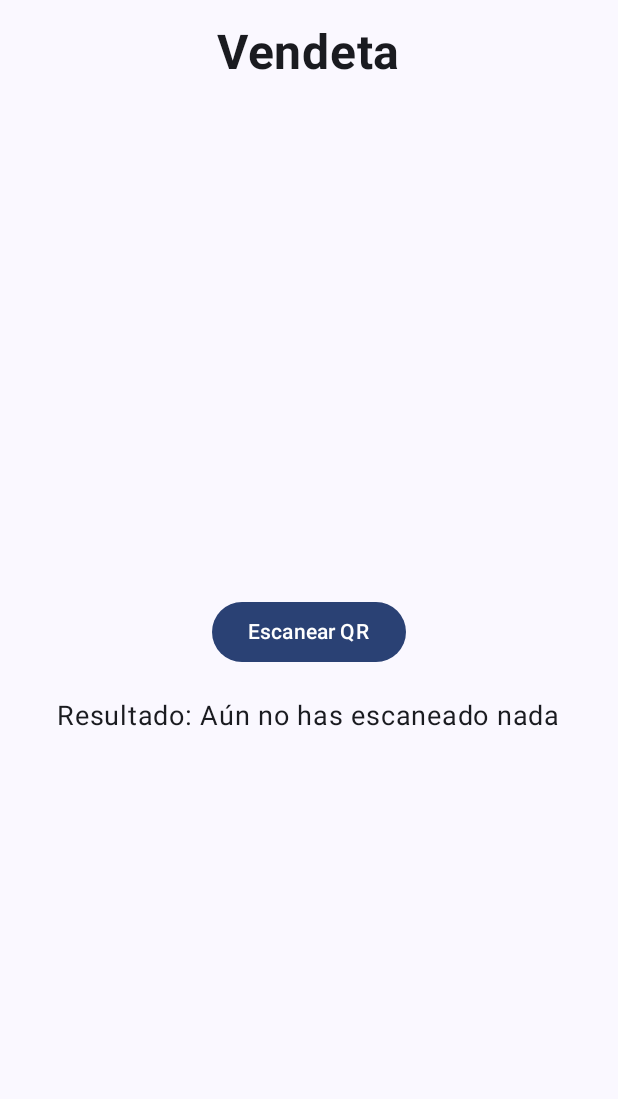
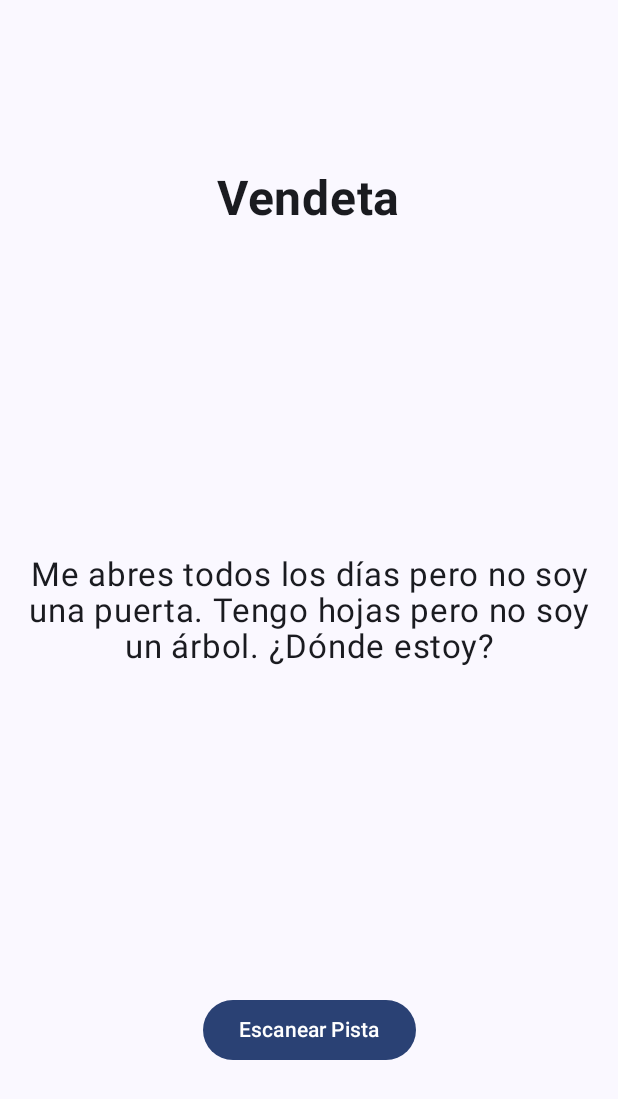
Before and after one commit to CarlosDzRdz/Vendeta, an Android app built with Jetpack Compose: the screen it shows after launch (MainActivity), on a phone screen of 412 x 824 dp. Shown: the top 1099 px of the screen. Run offline under Robolectric (Android 15) with nearby library versions, the phone set to English and light mode, and no system bars; libraries missing offline, so code that uses them is left out: com.google.mlkit.vision; 2 statements that could not run were skipped.

Commit message:
Lector de QR funcional

```diff
--- a/app/src/main/java/com/utch/vendeta/MainActivity.kt
+++ b/app/src/main/java/com/utch/vendeta/MainActivity.kt
@@ -18,14 +18,29 @@ import androidx.compose.ui.Alignment
 import androidx.compose.ui.Modifier
 import androidx.compose.ui.platform.LocalContext
 import androidx.compose.ui.text.font.FontWeight
+import androidx.compose.ui.text.style.TextAlign
 import androidx.compose.ui.tooling.preview.Preview
 import androidx.compose.ui.unit.dp
 import androidx.compose.ui.unit.sp
 import androidx.core.content.ContextCompat
-import com.google.mlkit.vision.barcode.common.Barcode
 import com.google.mlkit.vision.codescanner.GmsBarcodeScannerOptions
 import com.google.mlkit.vision.codescanner.GmsBarcodeScanning
 import com.utch.vendeta.ui.theme.VendetaTheme
+
+// ---- NUEVO: Estructura para los acertijos ----
+data class Riddle(
+    val clue: String,
+    val correctAnswer: String
+)
+
+// ---- NUEVO: Lista de acertijos del juego ----
+val gameRiddles = listOf(
+    Riddle(clue = "Me abres todos los días pero no soy una puerta. Tengo hojas pero no soy un árbol. ¿Dónde estoy?", correctAnswer = "BIBLIOTECA_NIVEL_1"),
+    Riddle(clue = "El lugar donde el conocimiento se sirve caliente y el sueño se combate a sorbos.", correctAnswer = "CAFETERIA_NIVEL_2"),
+    Riddle(clue = "Aquí es donde las ideas cobran vida en pantallas y teclados. Es el corazón digital de la escuela.", correctAnswer = "LABORATORIO_NIVEL_3"),
+    Riddle(clue = "Donde las voces se elevan sin gritar y las emociones se representan sin palabras. ¿Dónde estoy?", correctAnswer = "AUDITORIO_NIVEL_4"),
+    Riddle(clue = "Aquí se cultiva el cuerpo con esfuerzo y disciplina. El sudor es parte del aprendizaje.", correctAnswer = "CANCHAS_NIVEL_5")
+)
 
 class MainActivity : ComponentActivity() {
     override fun onCreate(savedInstanceState: Bundle?) {
@@ -46,54 +61,78 @@ class MainActivity : ComponentActivity() {
 @Composable
 fun VendetaScreen() {
     val context = LocalContext.current
-    var scannedValue by remember { mutableStateOf("Aún no has escaneado nada") }
 
-    // Opciones para escanear solo QR
+    // ---- LÓGICA DEL JUEGO AÑADIDA ----
+    var currentRiddleIndex by remember { mutableStateOf(0) }
+    var gameFinished by remember { mutableStateOf(false) }
+    val currentRiddle = gameRiddles[currentRiddleIndex]
+
     val scannerOptions = GmsBarcodeScannerOptions.Builder()
-        .setBarcodeFormats(Barcode.FORMAT_QR_CODE)
+        .setBarcodeFormats(com.google.mlkit.vision.barcode.common.Barcode.FORMAT_QR_CODE)
         .build()
-
     val scanner = GmsBarcodeScanning.getClient(context, scannerOptions)
 
-    // Launcher para pedir permiso de cámara
+    // Función para manejar el resultado del escaneo
+    val handleScanResult = handleScanResult@{ scannedText: String? ->
+        if (scannedText == null) {
+            Toast.makeText(context, "Escaneo cancelado", Toast.LENGTH_SHORT).show()
+            return@handleScanResult
+        }
+
+        if (scannedText == currentRiddle.correctAnswer) {
+            if (currentRiddleIndex < gameRiddles.size - 1) {
+                currentRiddleIndex++
+                Toast.makeText(context, "¡Correcto! Siguiente acertijo.", Toast.LENGTH_SHORT).show()
+            } else {
+                gameFinished = true
+            }
+        } else {
+            Toast.makeText(context, "Incorrecto. Intenta de nuevo.", Toast.LENGTH_LONG).show()
+        }
+    }
+
     val permissionLauncher = rememberLauncherForActivityResult(
         contract = ActivityResultContracts.RequestPermission()
     ) { isGranted: Boolean ->
         if (isGranted) {
             scanner.startScan()
-                .addOnSuccessListener { barcode ->
-                    scannedValue = barcode.rawValue ?: "No se pudo leer el valor."
-                }
-                .addOnCanceledListener {
-                    scannedValue = "Escaneo cancelado."
-                }
-                .addOnFailureListener { e ->
-                    scannedValue = "Error: ${e.localizedMessage}"
-                }
+                .addOnSuccessListener { barcode -> handleScanResult(barcode.rawValue) }
+                .addOnCanceledListener { handleScanResult(null) }
+                .addOnFailureListener { e -> Toast.makeText(context, "Error: ${e.message}", Toast.LENGTH_LONG).show() }
         } else {
             Toast.makeText(context, "El permiso de la cámara es necesario.", Toast.LENGTH_LONG).show()
         }
     }
 
     Column(
-        modifier = Modifier
-            .fillMaxSize()
-            .padding(16.dp),
+        modifier = Modifier.fillMaxSize().padding(16.dp),
         horizontalAlignment = Alignment.CenterHorizontally,
-        verticalArrangement = Arrangement.Top
+        verticalArrangement = Arrangement.SpaceAround // Distribuye mejor el espacio
     ) {
         Text(
             text = "Vendeta",
             fontSize = 32.sp,
             fontWeight = FontWeight.Bold,
-            modifier = Modifier.padding(bottom = 24.dp)
         )
 
-        Column(
-            modifier = Modifier.weight(1f),
-            verticalArrangement = Arrangement.Center,
-            horizontalAlignment = Alignment.CenterHorizontally
-        ) {
+        // ---- UI MODIFICADA PARA MOSTRAR ACERTIJO ----
+        if (gameFinished) {
+            Text(
+                text = "¡Felicidades, has escapado!",
+                fontSize = 24.sp,
+                fontWeight = FontWeight.Bold,
+                textAlign = TextAlign.Center
+            )
+        } else {
+            Text(
+                text = currentRiddle.clue,
+                fontSize = 22.sp,
+                textAlign = TextAlign.Center,
+                modifier = Modifier.padding(vertical = 24.dp)
+            )
+        }
+
+        if (!gameFinished) {
             Button(onClick = {
                 val hasCameraPermission = ContextCompat.checkSelfPermission(
                     context,
@@ -102,36 +141,15 @@ fun VendetaScreen() {
 
                 if (hasCameraPermission) {
                     scanner.startScan()
-                        .addOnSuccessListener { barcode ->
-                            scannedValue = barcode.rawValue ?: "No se pudo leer el valor."
-                        }
-                        .addOnCanceledListener {
-                            scannedValue = "Escaneo cancelado."
-                        }
-                        .addOnFailureListener { e ->
-                            scannedValue = "Error: ${e.localizedMessage}"
-                        }
+                        .addOnSuccessListener { barcode -> handleScanResult(barcode.rawValue) }
+                        .addOnCanceledListener { handleScanResult(null) }
+                        .addOnFailureListener { e -> Toast.makeText(context, "Error: ${e.message}", Toast.LENGTH_LONG).show() }
                 } else {
                     permissionLauncher.launch(Manifest.permission.CAMERA)
                 }
             }) {
-                Text(text = "Escanear QR")
+                Text(text = "Escanear Pista")
             }
-
-            Spacer(modifier = Modifier.height(20.dp))
-
-            Text(
-                text = "Resultado: $scannedValue",
-                fontSize = 18.sp
-            )
         }
     }
 }
-
-@Preview(showBackground = true)
-@Composable
-fun VendetaScreenPreview() {
-    VendetaTheme {
-        VendetaScreen()
-    }
-}
```
